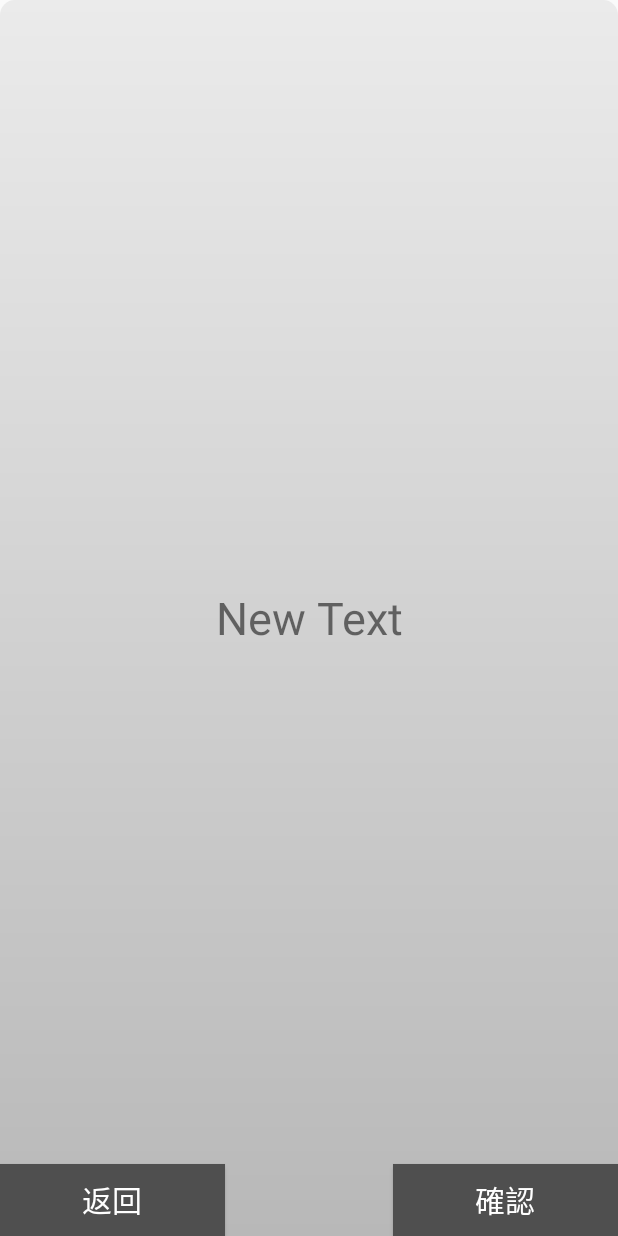
After one commit to heronyang/plate-vendor, an Android app: the layout dialog_custom.xml on its own in the app's theme, with its tools: preview values and no code run, on a phone screen of 412 x 824 dp. The commit adds this screen. Run offline under Robolectric (Android 15) with nearby library versions, the phone set to English and light mode, and no system bars.

Commit message:
customized dialog box

```diff
--- a/Vendor/src/main/java/tw/plate/vendor/Constants.java
+++ b/Vendor/src/main/java/tw/plate/vendor/Constants.java
@@ -8,7 +8,8 @@ final public class Constants {
     //public static final String API_URI_PREFIX = "http://10.0.2.2:8080"; // Developing Mode (Emulator)
     //public static final String API_URI_PREFIX = "http://192.168.0.115:8080"; // Heron's Local Developing Mode
     //public static final String API_URI_PREFIX = "http://106.187.89.91:8080"; // Heron's Local Developing Mode
-    public static final String API_URI_PREFIX = "http://api-dev.plate.tw:8080"; // Heron's Local Developing Mode
+    //public static final String API_URI_PREFIX = "http://api-dev.plate.tw:8080"; // Heron's Local Developing Mode
+    public static final String API_URI_PREFIX = "http://api.plate.tw"; // Release Mode
 
     //
     public static final String LOG_TAG = "PlateVendorLog";
--- /dev/null
+++ b/Vendor/src/main/res/layout/dialog_custom.xml
@@ -0,0 +1,43 @@
+<?xml version="1.0" encoding="utf-8"?>
+
+<RelativeLayout xmlns:android="http://schemas.android.com/apk/res/android"
+    android:orientation="vertical" android:layout_width="match_parent"
+    android:layout_height="match_parent"
+    android:background="@drawable/silver_background"
+    >
+
+    <TextView
+        android:layout_width="match_parent"
+        android:layout_height="wrap_content"
+        android:text="New Text"
+        android:textSize="@dimen/dialog_text_size"
+        android:gravity="center_horizontal"
+        android:id="@+id/tv_dialog"
+        android:layout_centerVertical="true"
+        android:layout_alignParentLeft="true"
+        android:layout_alignParentStart="true" />
+
+    <Button
+        android:layout_width="150dp"
+        android:layout_height="wrap_content"
+        android:text="@string/cancel"
+        android:textSize="@dimen/dialog_btn_text_size"
+        android:background="@color/color_2"
+        android:textColor="#FFF"
+        android:id="@+id/btn_dialog_back"
+        android:layout_alignParentBottom="true"
+        android:layout_alignParentLeft="true"
+        android:layout_alignParentStart="true" />
+
+    <Button
+        android:layout_width="150dp"
+        android:layout_height="wrap_content"
+        android:text="@string/ok"
+        android:id="@+id/btn_dialog_continue"
+        android:textSize="@dimen/dialog_btn_text_size"
+        android:background="@color/color_2"
+        android:textColor="#FFF"
+        android:layout_alignParentBottom="true"
+        android:layout_alignParentRight="true"
+        android:layout_alignParentEnd="true" />
+</RelativeLayout>
--- a/Vendor/src/main/res/values/dimens.xml
+++ b/Vendor/src/main/res/values/dimens.xml
@@ -2,5 +2,7 @@
     <!-- Default screen margins, per the Android Design guidelines. -->
     <dimen name="activity_horizontal_margin">16dp</dimen>
     <dimen name="activity_vertical_margin">16dp</dimen>
+    <dimen name="dialog_text_size">30sp</dimen>
+    <dimen name="dialog_btn_text_size">20sp</dimen>
 
     </resources>
```
Also changed, not shown: Vendor/src/main/java/tw/plate/vendor/CookingFragment.java (+49 -9 lines), Vendor/src/main/java/tw/plate/vendor/FinishFragment.java (+19 -10 lines).
